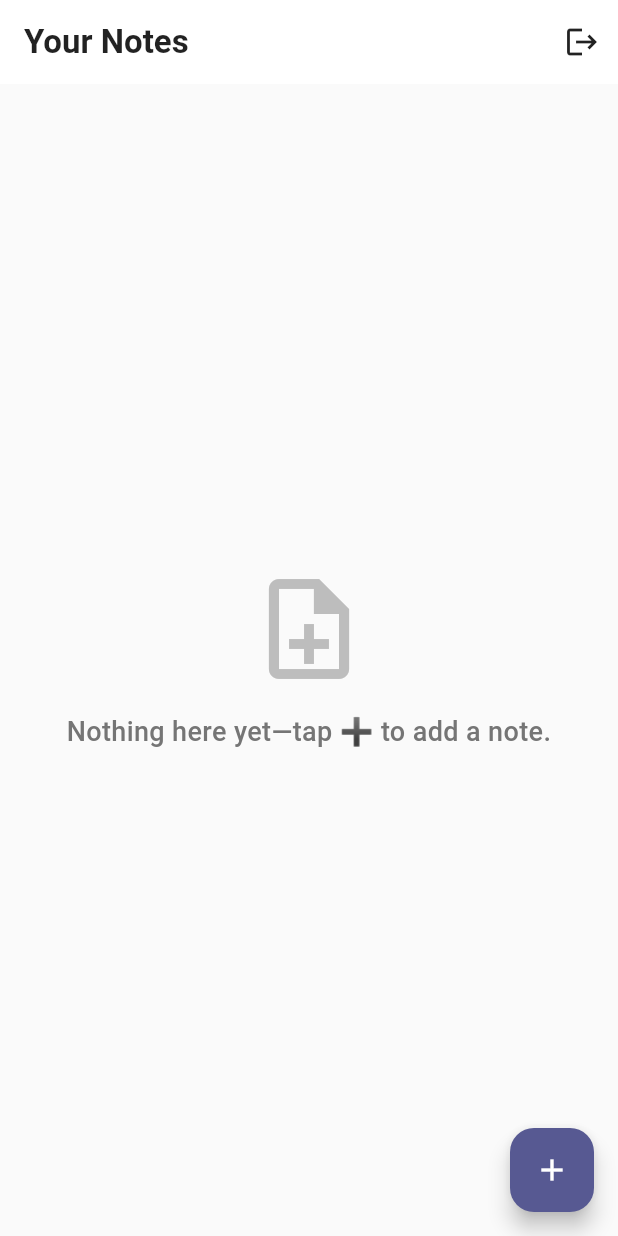
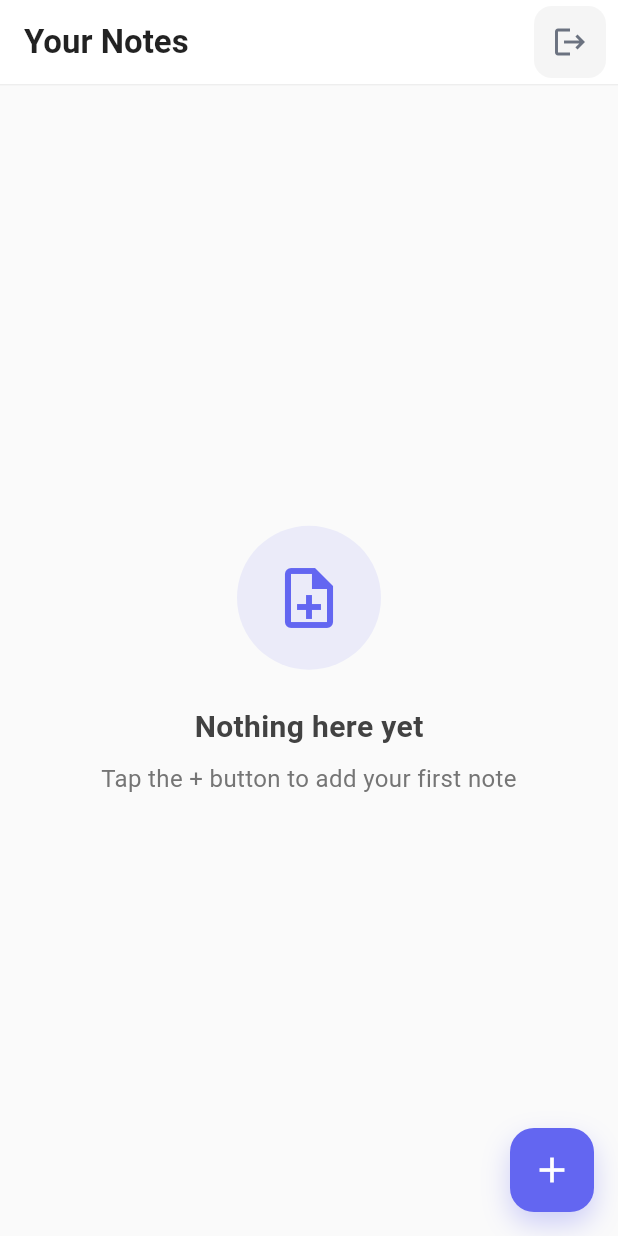
Before and after one commit to tuyishimejeandamour/flutter-notes-taking-app, a Flutter app: the screen it shows once a user with an empty profile is signed in, on a phone screen of 412 x 824 dp. Run offline on Flutter 3.47's test engine with Material 3 defaults, Android fonts, the phone set to English and light mode, and no system bars; our stand-ins replace cloud_firestore, equatable, firebase_auth, firebase_core, flutter_bloc; accounts and stored records are empty.

Commit message:
Enhance NotesScreen UI with improved styling, error message display, and loading indicators

```diff
--- a/lib/screens/notes_screen.dart
+++ b/lib/screens/notes_screen.dart
@@ -89,12 +89,28 @@ class _NotesScreenState extends State<NotesScreen> {
         backgroundColor: Colors.white,
         foregroundColor: Colors.black87,
         elevation: 0,
+        surfaceTintColor: Colors.transparent,
+        shadowColor: Colors.transparent,
+        bottom: PreferredSize(
+          preferredSize: const Size.fromHeight(1.0),
+          child: Container(
+            color: Colors.grey.shade200,
+            height: 1.0,
+          ),
+        ),
         actions: [
-          IconButton(
-            icon: const Icon(Icons.logout),
-            onPressed: () {
-              context.read<AuthBloc>().add(AuthSignOutRequested());
-            },
+          Container(
+            margin: const EdgeInsets.only(right: 8),
+            decoration: BoxDecoration(
+              color: Colors.grey.shade100,
+              borderRadius: BorderRadius.circular(12),
+            ),
+            child: IconButton(
+              icon: const Icon(Icons.logout, color: Color(0xFF6B7280)),
+              onPressed: () {
+                context.read<AuthBloc>().add(AuthSignOutRequested());
+              },
+            ),
           ),
         ],
       ),
@@ -110,8 +126,11 @@ class _NotesScreenState extends State<NotesScreen> {
                     Expanded(child: Text(state.errorMessage!)),
                   ],
                 ),
-                backgroundColor: Colors.red,
+                backgroundColor: const Color(0xFFEF4444),
                 behavior: SnackBarBehavior.floating,
+                shape: RoundedRectangleBorder(
+                  borderRadius: BorderRadius.circular(12),
+                ),
               ),
             );
           }
@@ -119,7 +138,9 @@ class _NotesScreenState extends State<NotesScreen> {
         builder: (context, state) {
           if (state.status == NotesStatus.loading) {
             return const Center(
-              child: CircularProgressIndicator(),
+              child: CircularProgressIndicator(
+                color: Color(0xFF6366F1),
+              ),
             );
           }
 
@@ -128,18 +149,33 @@ class _NotesScreenState extends State<NotesScreen> {
               child: Column(
                 mainAxisAlignment: MainAxisAlignment.center,
                 children: [
-                  Icon(
-                    Icons.note_add_outlined,
-                    size: 80,
-                    color: Colors.grey[400],
+                  Container(
+                    padding: const EdgeInsets.all(24),
+                    decoration: BoxDecoration(
+                      color: const Color(0xFF6366F1).withValues(alpha: 0.1),
+                      shape: BoxShape.circle,
+                    ),
+                    child: Icon(
+                      Icons.note_add_outlined,
+                      size: 48,
+                      color: const Color(0xFF6366F1),
+                    ),
                   ),
-                  const SizedBox(height: 16),
+                  const SizedBox(height: 24),
                   Text(
-                    'Nothing here yet—tap ➕ to add a note.',
+                    'Nothing here yet',
                     style: TextStyle(
-                      fontSize: 18,
+                      fontSize: 20,
+                      color: Colors.grey[800],
+                      fontWeight: FontWeight.w600,
+                    ),
+                  ),
+                  const SizedBox(height: 8),
+                  Text(
+                    'Tap the + button to add your first note',
+                    style: TextStyle(
+                      fontSize: 16,
                       color: Colors.grey[600],
-                      fontWeight: FontWeight.w500,
                     ),
                     textAlign: TextAlign.center,
                   ),
@@ -162,10 +198,23 @@ class _NotesScreenState extends State<NotesScreen> {
           );
         },
       ),
-      floatingActionButton: FloatingActionButton(
-        onPressed: _showAddNoteDialog,
-        backgroundColor: Theme.of(context).primaryColor,
-        child: const Icon(Icons.add, color: Colors.white),
+      floatingActionButton: Container(
+        decoration: BoxDecoration(
+          borderRadius: BorderRadius.circular(16),
+          boxShadow: [
+            BoxShadow(
+              color: const Color(0xFF6366F1).withValues(alpha: 0.3),
+              blurRadius: 15,
+              offset: const Offset(0, 8),
+            ),
+          ],
+        ),
+        child: FloatingActionButton(
+          onPressed: _showAddNoteDialog,
+          backgroundColor: const Color(0xFF6366F1),
+          elevation: 0,
+          child: const Icon(Icons.add, color: Colors.white, size: 28),
+        ),
       ),
     );
   }
```
